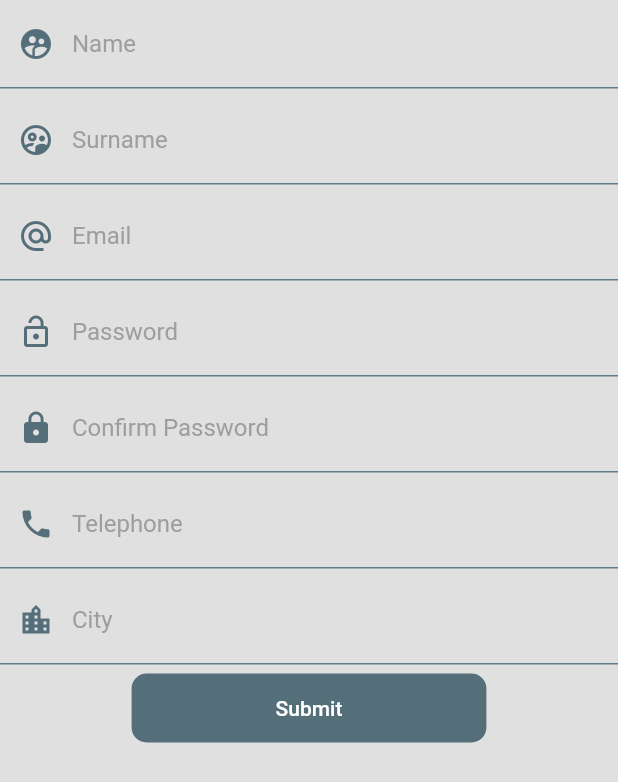
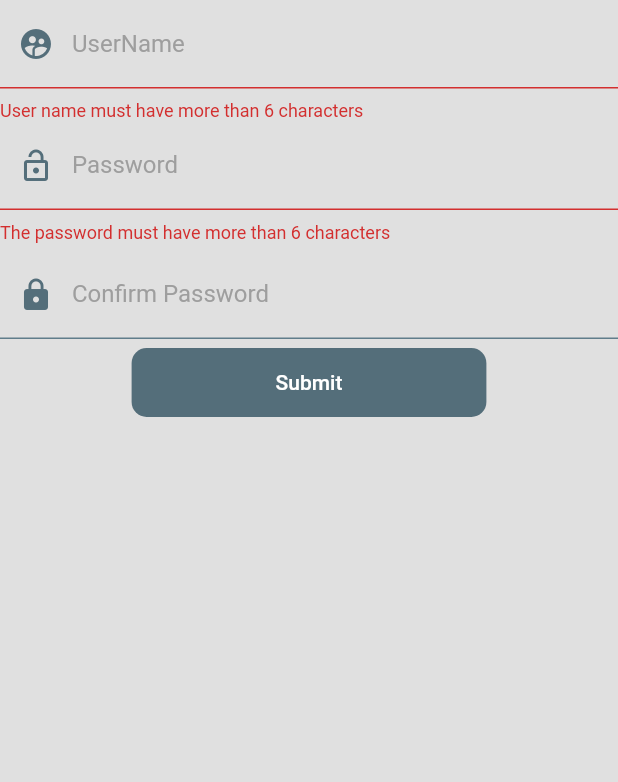
Before and after one commit to Alejandro-Junquera/flutter_grupo4, a Flutter app: the _RegisterForm widget shown alone on an empty page, opened directly, after a tap on "Submit", on a phone screen of 412 x 824 dp. Shown: the top 782 px of the screen. Run offline on Flutter 3.47's test engine with Material 2 defaults, Android fonts, the phone set to English and light mode, and no system bars; our stand-ins replace flutter_secure_storage, flutter_styled_toast; accounts and stored records are empty.

Commit message:
Registro funcional

```diff
--- a/lib/main.dart
+++ b/lib/main.dart
@@ -2,6 +2,7 @@
 import 'package:flutter/material.dart';
 import 'package:flutter_grupo4/providers/admin_provider.dart';
 import 'package:flutter_grupo4/screens/screens.dart';
+import 'package:flutter_grupo4/services/services.dart';
 // ignore: depend_on_referenced_packages
 import 'package:provider/provider.dart';
 
@@ -16,6 +17,9 @@ class AppState extends StatelessWidget {
       providers: [
         ChangeNotifierProvider(
           create: (_) => AdminProvider(),
+        ),
+        ChangeNotifierProvider(
+          create: (_) => AuthService(),
         )
       ],
       child: const MyApp(),
--- a/lib/providers/login_form_provider.dart
+++ b/lib/providers/login_form_provider.dart
@@ -2,7 +2,7 @@ import 'package:flutter/material.dart';
 
 class LoginFormProvider extends ChangeNotifier {
   GlobalKey<FormState> formKey = GlobalKey<FormState>();
-  String email = '';
+  String username = '';
   String password = '';
   bool _isLoading = false;
   bool get isLoading => _isLoading;
--- a/lib/providers/register_form_provider.dart
+++ b/lib/providers/register_form_provider.dart
@@ -2,14 +2,10 @@ import 'package:flutter/material.dart';
 
 class RegisterFormProvider extends ChangeNotifier {
   GlobalKey<FormState> formKey = GlobalKey<FormState>();
-  String name = '';
-  String surname = '';
-  String email = '';
+  String username = '';
   String password = '';
-  // ignore: non_constant_identifier_names
   String c_password = '';
-  String telephone = '';
-  String city = '';
+
   bool _isLoading = false;
   bool get isLoading => _isLoading;
   set isLoading(bool value) {
--- a/lib/screens/login_screen.dart
+++ b/lib/screens/login_screen.dart
@@ -73,20 +73,16 @@ class _LoginForm extends StatelessWidget {
           children: [
             TextFormField(
                 autocorrect: false,
-                keyboardType: TextInputType.emailAddress,
+                keyboardType: TextInputType.name,
                 decoration: InputDecorations.authInputDecoration(
-                  hinText: 'Pepi.to@gmail.com',
-                  labelText: 'Email',
-                  prefixIcon: Icons.alternate_email_sharp,
-                ),
-                onChanged: (value) => loginForm.email = value,
+                    hinText: 'Pepito',
+                    labelText: 'UserName',
+                    prefixIcon: Icons.supervised_user_circle),
+                onChanged: (value) => loginForm.username = value,
                 validator: (value) {
-                  String pattern =
-                      r'^(([^<>()[\]\\.,;:\s@\"]+(\.[^<>()[\]\\.,;:\s@\"]+)*)|(\".+\"))@((\[[0-9]{1,3}\.[0-9]{1,3}\.[0-9]{1,3}\.[0-9]{1,3}\])|(([a-zA-Z\-0-9]+\.)+[a-zA-Z]{2,}))$';
-                  RegExp regExp = RegExp(pattern);
-                  return regExp.hasMatch(value ?? '')
+                  return (value != null && value.length >= 3)
                       ? null
-                      : 'Use a valid email';
+                      : 'User name must have more than 6 characters';
                 }),
             const SizedBox(height: 30),
             TextFormField(
--- a/lib/screens/register_screen.dart
+++ b/lib/screens/register_screen.dart
@@ -1,4 +1,5 @@
 import 'package:flutter/material.dart';
+import 'package:flutter_grupo4/services/services.dart';
 import 'package:flutter_styled_toast/flutter_styled_toast.dart';
 // ignore: depend_on_referenced_packages
 import 'package:provider/provider.dart';
@@ -72,47 +73,14 @@ class _RegisterForm extends StatelessWidget {
                 keyboardType: TextInputType.name,
                 decoration: InputDecorations.authInputDecoration(
                     hinText: 'Pepito',
-                    labelText: 'Name',
+                    labelText: 'UserName',
                     prefixIcon: Icons.supervised_user_circle),
-                onChanged: (value) => registerForm.name = value,
+                onChanged: (value) => registerForm.username = value,
                 validator: (value) {
                   return (value != null && value.length >= 3)
                       ? null
-                      : 'Name must have more than 3 characters';
+                      : 'User name must have more than 6 characters';
                 }),
-            const SizedBox(height: 5),
-            TextFormField(
-                autocorrect: false,
-                keyboardType: TextInputType.name,
-                decoration: InputDecorations.authInputDecoration(
-                    hinText: 'Perez Perez',
-                    labelText: 'Surname',
-                    prefixIcon: Icons.supervised_user_circle_outlined),
-                onChanged: (value) => registerForm.surname = value,
-                validator: (value) {
-                  return (value != null && value.length >= 5)
-                      ? null
-                      : 'Name must have more than 5 characters';
-                }),
-            const SizedBox(height: 5),
-            TextFormField(
-                autocorrect: false,
-                keyboardType: TextInputType.emailAddress,
-                decoration: InputDecorations.authInputDecoration(
-                  hinText: 'Pepi.to@gmail.com',
-                  labelText: 'Email',
-                  prefixIcon: Icons.alternate_email_sharp,
-                ),
-                onChanged: (value) => registerForm.email = value,
-                validator: (value) {
-                  String pattern =
-                      r'^(([^<>()[\]\\.,;:\s@\"]+(\.[^<>()[\]\\.,;:\s@\"]+)*)|(\".+\"))@((\[[0-9]{1,3}\.[0-9]{1,3}\.[0-9]{1,3}\.[0-9]{1,3}\])|(([a-zA-Z\-0-9]+\.)+[a-zA-Z]{2,}))$';
-                  RegExp regExp = RegExp(pattern);
-                  return regExp.hasMatch(value ?? '')
-                      ? null
-                      : 'Use a valid email';
-                }),
-            const SizedBox(height: 5),
             TextFormField(
                 autocorrect: false,
                 obscureText: true,
@@ -143,32 +111,6 @@ class _RegisterForm extends StatelessWidget {
                       : 'The password and the c_pasword must be the same';
                 }),
             const SizedBox(height: 5),
-            TextFormField(
-                autocorrect: false,
-                keyboardType: TextInputType.number,
-                decoration: InputDecorations.authInputDecoration(
-                    hinText: '123456789',
-                    labelText: 'Telephone',
-                    prefixIcon: Icons.phone),
-                onChanged: (value) => registerForm.telephone = value,
-                validator: (value) {
-                  return (value != null && value.length == 9)
-                      ? null
-                      : 'Telephone must have 9 digit';
-                }),
-            const SizedBox(height: 5),
-            TextFormField(
-                autocorrect: false,
-                keyboardType: TextInputType.text,
-                decoration: InputDecorations.authInputDecoration(
-                    hinText: 'Cadiz',
-                    labelText: 'City',
-                    prefixIcon: Icons.location_city),
-                onChanged: (value) => registerForm.surname = value,
-                validator: (value) {
-                  return (value != null) ? null : 'Select your city';
-                }),
-            const SizedBox(height: 5),
             MaterialButton(
               shape: RoundedRectangleBorder(
                   borderRadius: BorderRadius.circular(10)),
@@ -179,6 +121,21 @@ class _RegisterForm extends StatelessWidget {
                   ? null
                   : () async {
                       FocusScope.of(context).unfocus();
+                      final registerService =
+                          Provider.of<AuthService>(context, listen: false);
+                      if (!registerForm.isValidForm()) return;
+                      final String? errorMessage =
+                          await registerService.register(
+                        registerForm.username,
+                        registerForm.password,
+                      );
+                      if (errorMessage != null) {
+                        // ignore: use_build_context_synchronously
+                        customToast(errorMessage, context);
+                      } else {
+                        // ignore: use_build_context_synchronously
+                        Navigator.of(context).pushNamed('login');
+                      }
                     },
               child: Container(
                 padding:
--- a/lib/services/auth_service.dart
+++ b/lib/services/auth_service.dart
@@ -6,7 +6,7 @@ import 'package:http/http.dart' as http;
 import 'package:flutter_secure_storage/flutter_secure_storage.dart';
 
 class AuthService extends ChangeNotifier {
-  final String _baseUrl = 'semillero.allsites.es';
+  final String _baseUrl = 'localhost:8080';
   final storage = const FlutterSecureStorage();
   bool isLoading = true;
   String mensaje = '';
@@ -25,7 +25,7 @@ class AuthService extends ChangeNotifier {
       'password': password
     };
 
-    final url = Uri.http(_baseUrl, '/public/api/login', {});
+    final url = Uri.http(_baseUrl, '/login', {});
     final resp = await http.post(url,
         headers: {
           'Content-type': 'application/json',
@@ -48,17 +48,12 @@ class AuthService extends ChangeNotifier {
     }
   }
 
-  Future<String?> register(String name, String surname, String email,
-      String password, String cPassword, int cicleId) async {
+  Future<String?> register(String username, String password) async {
     final Map<String, dynamic> authData = {
-      'firstname': name,
-      'secondname': surname,
-      'email': email,
+      'username': username,
       'password': password,
-      'c_password': cPassword,
-      'company_id': cicleId,
     };
-    final url = Uri.http(_baseUrl, '/public/api/register', {});
+    final url = Uri.http(_baseUrl, 'register', {});
 
     final resp = await http.post(url,
         headers: {
@@ -68,15 +63,11 @@ class AuthService extends ChangeNotifier {
         },
         body: json.encode(authData));
     final Map<String, dynamic> decodedResp = json.decode(resp.body);
-
-    if (decodedResp['success'] == true) {
-      await storage.write(key: 'token', value: decodedResp['data']['token']);
-      await storage.write(
-          key: 'name', value: decodedResp['data']['firstname'].toString());
-      //String id = decodedResp['data']['id'].toString();
-      //VerifyService().isVerify(id);
+    if (decodedResp['status'] == 500) {
+      return 'User name already exist';
     } else {
-      return decodedResp['message'];
+      await storage.write(key: 'token', value: decodedResp['token']);
+      await storage.write(key: 'id', value: decodedResp['id'].toString());
     }
     return null;
   }
```
